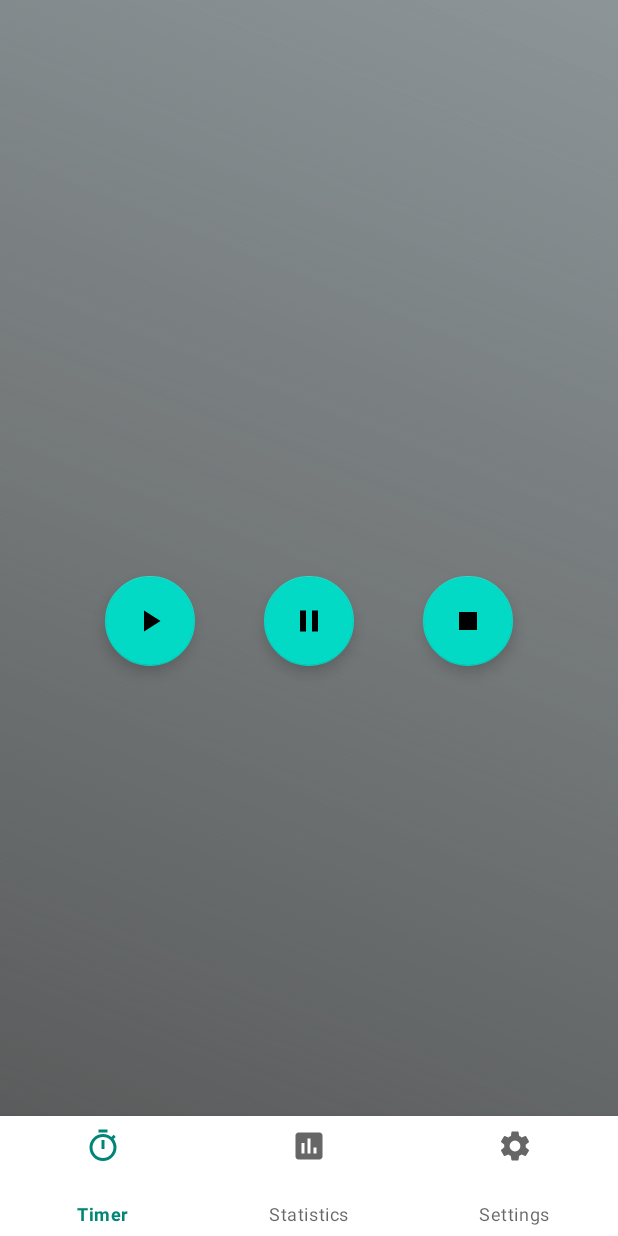
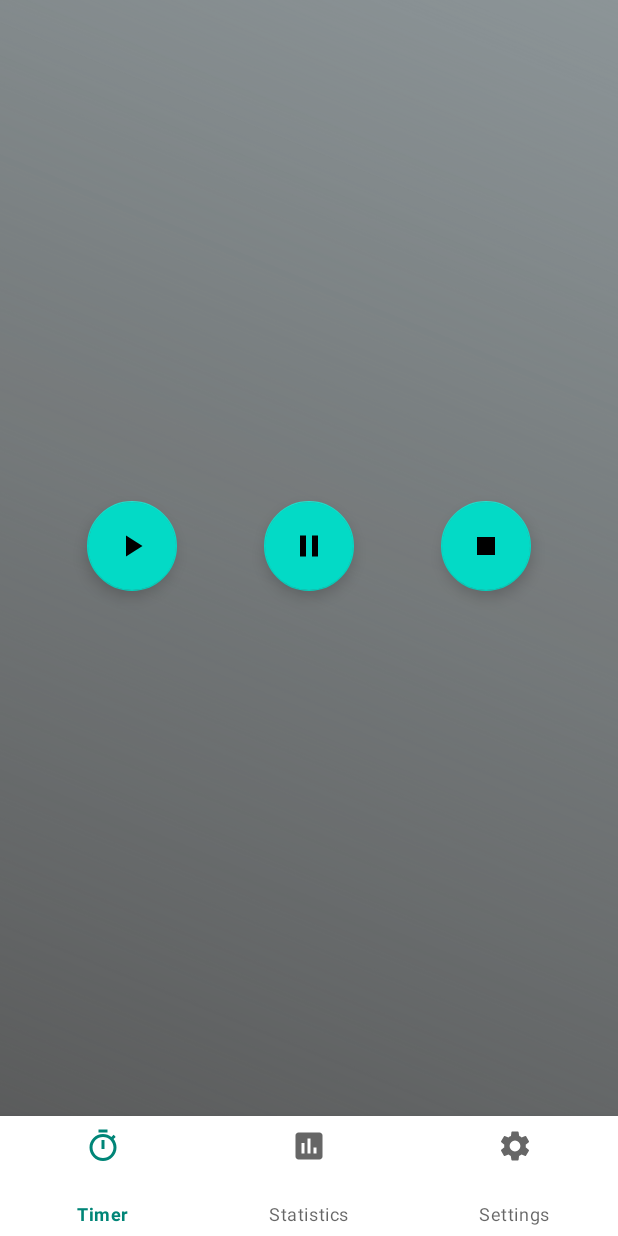
Before and after one commit to Maciej-Rzemek/Efficiency-Timer, an Android app: the screen it shows after launch (MainActivity), on a phone screen of 412 x 824 dp. Run offline under Robolectric (Android 15) with nearby library versions, the phone set to English and light mode, and no system bars; our stand-ins replace data binding, navigation-ui; 1 statement that could not run was skipped.

```diff
--- a/app/src/main/java/com/example/efficiencytimer/MainActivity.kt
+++ b/app/src/main/java/com/example/efficiencytimer/MainActivity.kt
@@ -24,4 +24,6 @@ class MainActivity : AppCompatActivity() {
 
     }
 
+
+
 }
--- a/app/src/main/java/com/example/efficiencytimer/ui/TimerFragment.kt
+++ b/app/src/main/java/com/example/efficiencytimer/ui/TimerFragment.kt
@@ -28,6 +28,7 @@ class TimerFragment : Fragment() {
         binding.timerViewModel = viewModel
         binding.lifecycleOwner = this
 
+
         return binding.root
         // return inflater.inflate(R.layout.timer_fragment, container, false)
     }
--- a/app/src/main/java/com/example/efficiencytimer/ui/TimerViewModel.kt
+++ b/app/src/main/java/com/example/efficiencytimer/ui/TimerViewModel.kt
@@ -9,6 +9,11 @@ import androidx.lifecycle.ViewModel
 
 class TimerViewModel : ViewModel() {
 
+    enum class TimerState {Stopped, Paused, Running}
+    private lateinit var timer: CountDownTimer
+    private var timerState = TimerState.Stopped
+
+
     companion object {
         // Time has ended
         const val DONE = 0L
@@ -18,8 +23,63 @@ class TimerViewModel : ViewModel() {
         const val COUNTDOWN_TIME = 60000L
     }
 
-    // Timer field
-    private val timer: CountDownTimer
+
+    private val _currentTime = MutableLiveData<Long>()
+    val currentTime: LiveData<Long>
+        get() = _currentTime
+
+    val currentTimeString = Transformations.map(currentTime) { time ->
+        DateUtils.formatElapsedTime(time)
+    }
+
+    fun countingStart() {
+        startTimer()
+        timerState = TimerState.Running
+
+    }
+
+    fun countingPaused() {
+        timer.cancel()
+        timerState = TimerState.Paused
+    }
+
+    fun countingStoped() {
+        timer.cancel()
+        _currentTime.value = DONE
+        //timerState = TimerState.Stopped
+        //onTimerFinished
+    }
+
+    private fun startTimer() {
+        timerState = TimerState.Running
+
+        timer = object : CountDownTimer(COUNTDOWN_TIME, ONE_SECOND) {
+            override fun onFinish() {
+                _currentTime.value = DONE
+            }
+
+            override fun onTick(millisUntilFinished: Long) {
+                _currentTime.value = (millisUntilFinished/ONE_SECOND)
+            }
+        }.start()
+    }
+
+
+
+
+
+
+
+
+
+
+}
+
+
+/*// Timer field
+
+    // Timer default state
+    private var timerState = TimerState.Stopped
 
     // The current time
     private val _currentTime = MutableLiveData<Long>()
@@ -39,8 +99,6 @@ class TimerViewModel : ViewModel() {
             override fun onTick(millisUntilFinished: Long) {
                 _currentTime.value = (millisUntilFinished/ONE_SECOND)
             }
+
         }
-        timer.start()
-    }
-
-}
+    }*/
--- a/app/src/main/res/layout/timer_fragment.xml
+++ b/app/src/main/res/layout/timer_fragment.xml
@@ -3,7 +3,8 @@
 <layout
     xmlns:app="http://schemas.android.com/apk/res-auto"
     xmlns:android="http://schemas.android.com/apk/res/android"
-    xmlns:tools="http://schemas.android.com/tools" >
+    xmlns:tools="http://schemas.android.com/tools"
+    tools:context=".ui.TimerFragment">
 
     <data>
         <variable
@@ -11,58 +12,68 @@
             type="com.example.efficiencytimer.ui.TimerViewModel" />
     </data>
 
-    <RelativeLayout
-        tools:context=".ui.TimerFragment"
+
+    <androidx.constraintlayout.widget.ConstraintLayout
         android:layout_width="match_parent"
         android:layout_height="match_parent">
 
         <TextView
             android:id="@+id/textView"
-            android:layout_width="match_parent"
-            android:layout_height="match_parent"
+            android:layout_width="0dp"
+            android:layout_height="0dp"
             android:layout_alignParentStart="true"
             android:layout_alignParentTop="true"
             android:fontFamily="@font/digital"
             android:gravity="center"
             android:paddingBottom="300dp"
             android:text="@{timerViewModel.currentTimeString}"
-            tools:text="4:20"
             android:textColor="@color/colorWhite"
-            android:textSize="128sp" />
+            android:textSize="128sp"
+            app:layout_constraintBottom_toBottomOf="parent"
+            app:layout_constraintEnd_toEndOf="parent"
+            app:layout_constraintHorizontal_bias="0.0"
+            app:layout_constraintStart_toStartOf="parent"
+            app:layout_constraintTop_toTopOf="parent"
+            app:layout_constraintVertical_bias="0.0" />
 
         <com.google.android.material.floatingactionbutton.FloatingActionButton
             android:id="@+id/play_fab"
             android:layout_width="wrap_content"
             android:layout_height="wrap_content"
-            android:layout_alignParentStart="true"
-            android:layout_alignParentBottom="true"
-            android:layout_marginStart="70dp"
-            android:layout_marginBottom="300dp"
-            android:gravity="center"
+            android:layout_marginBottom="350dp"
+            android:onClick="@{() -> timerViewModel.countingStart()}"
             app:fabCustomSize="60dp"
+            app:layout_constraintBottom_toBottomOf="parent"
+            app:layout_constraintEnd_toStartOf="@+id/pause_fab"
+            app:layout_constraintStart_toStartOf="parent"
             app:srcCompat="@drawable/ic_play_arrow_black_48dp" />
 
         <com.google.android.material.floatingactionbutton.FloatingActionButton
             android:id="@+id/pause_fab"
             android:layout_width="wrap_content"
             android:layout_height="wrap_content"
-            android:layout_alignParentBottom="true"
-            android:layout_centerHorizontal="true"
-            android:layout_marginBottom="300dp"
+            android:layout_marginBottom="350dp"
+            android:onClick="@{() -> timerViewModel.countingPaused()}"
             app:fabCustomSize="60dp"
+            app:layout_constraintBottom_toBottomOf="parent"
+            app:layout_constraintEnd_toStartOf="@+id/stop_fab"
+            app:layout_constraintHorizontal_bias="0.5"
+            app:layout_constraintStart_toEndOf="@+id/play_fab"
             app:srcCompat="@drawable/ic_pause_black_24dp" />
 
         <com.google.android.material.floatingactionbutton.FloatingActionButton
             android:id="@+id/stop_fab"
             android:layout_width="wrap_content"
             android:layout_height="wrap_content"
-            android:layout_alignParentEnd="true"
-            android:layout_alignParentBottom="true"
-            android:layout_marginEnd="70dp"
-            android:layout_marginBottom="300dp"
+            android:layout_marginBottom="350dp"
+            android:onClick="@{() -> timerViewModel.countingStoped()}"
             app:fabCustomSize="60dp"
+            app:layout_constraintBottom_toBottomOf="parent"
+            app:layout_constraintEnd_toEndOf="parent"
+            app:layout_constraintHorizontal_bias="0.5"
+            app:layout_constraintStart_toEndOf="@+id/pause_fab"
             app:srcCompat="@drawable/ic_stop_black_24dp" />
 
 
-    </RelativeLayout>
+    </androidx.constraintlayout.widget.ConstraintLayout>
 </layout>
```
